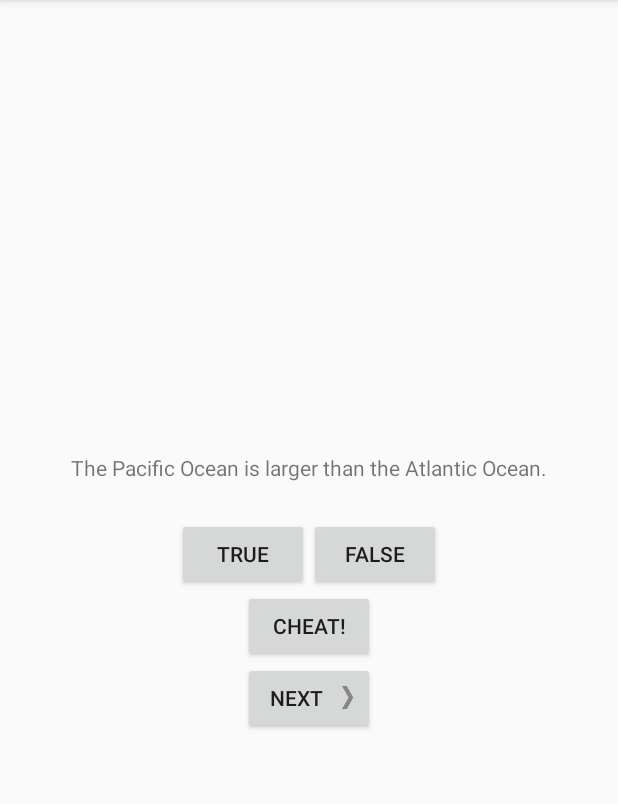
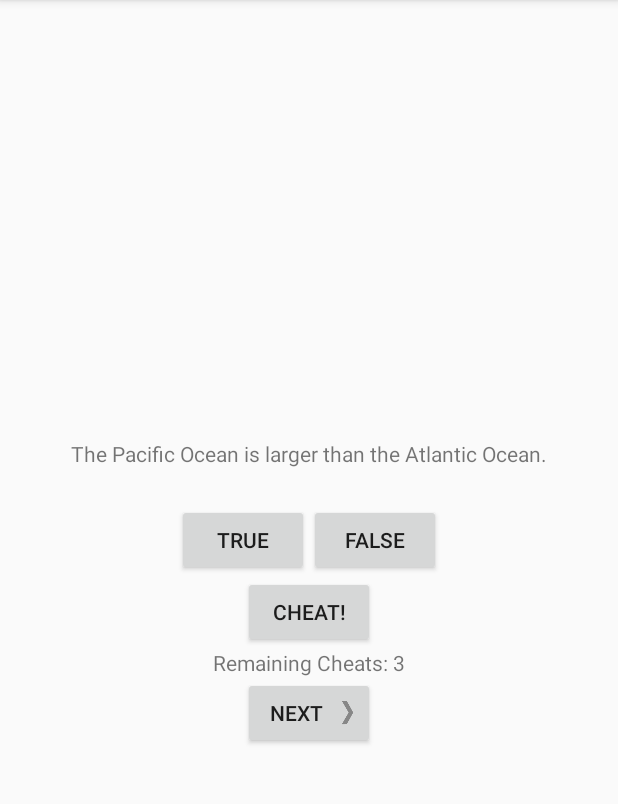
Before and after one commit to esingletary/GeoQuiz, an Android app: the screen it shows after launch (QuizActivity), after a tap on "NEXT", on a phone screen of 412 x 824 dp, the part 84-888 px from its top. Run offline under Robolectric (Android 15) with nearby library versions, the phone set to English and light mode, and no system bars.

Commit message:
Now you can only cheat 3 times before it disables the button. Also for fun, it keeps the variable consistent on rotate and it looks good in landscape. Spicy!

```diff
--- a/app/src/main/java/co/manny/bnr/geoquiz/CheatActivity.java
+++ b/app/src/main/java/co/manny/bnr/geoquiz/CheatActivity.java
@@ -17,7 +17,7 @@ public class CheatActivity extends AppCompatActivity {
     private static final String EXTRA_ANSWER_IS_TRUE="co.manny.bnr.geoquiz.answer_is_true";
     private static final String EXTRA_ANSWER_SHOWN = "co.manny.bnr.geoquiz.answer_shown";
 
-    private TextView mAnswerTextView, mAPIVersionTextView;
+    private TextView mAnswerTextView, mAPIVersionTextView, mRemainingCheats;
     private Button mShowAnswerButton;
 
     public static Intent newIntent(Context packageContext, boolean answerIsTrue) {
@@ -40,6 +40,7 @@ public class CheatActivity extends AppCompatActivity {
 
         mAnswerTextView = (TextView) findViewById(R.id.answer_text_view);
         mAPIVersionTextView = (TextView) findViewById(R.id.api_version_text_view);
+        mRemainingCheats = (TextView) findViewById(R.id.remaining_cheats_text_view);
 
         mAPIVersionTextView.setText("API Level "+Build.VERSION.SDK_INT);
 
--- a/app/src/main/java/co/manny/bnr/geoquiz/QuizActivity.java
+++ b/app/src/main/java/co/manny/bnr/geoquiz/QuizActivity.java
@@ -14,12 +14,15 @@ public class QuizActivity extends AppCompatActivity {
 
     private static final String TAG = "QuizActivity";
     private static final String KEY_INDEX = "index";
+    private static final String KEY_REMCHEATS = "remainingCheats";
+
     private static final int REQUEST_CODE_CHEAT = 0;
 
     private boolean mIsCheater;
+    private int mRemainingCheats = 3;
 
     private Button mTrueButton, mFalseButton, mNextButton, mCheatButton;
-    private TextView mQuestionTextView;
+    private TextView mQuestionTextView, mRemainingCheatsTextView;
 
     private Question[] mQuestionBank = new Question[] {
             new Question(R.string.question_australia, true),
@@ -40,15 +43,24 @@ public class QuizActivity extends AppCompatActivity {
 
         if (savedInstanceState != null) {
             mCurrentIndex = savedInstanceState.getInt(KEY_INDEX, 0);
+            mRemainingCheats = savedInstanceState.getInt(KEY_REMCHEATS, 3);
         }
 
         mQuestionTextView = (TextView) findViewById(R.id.question_text_view);
+
+        mRemainingCheatsTextView = (TextView) findViewById(R.id.remaining_cheats_text_view);
 
         mNextButton = (Button) findViewById(R.id.next_button);
         mNextButton.setOnClickListener(new View.OnClickListener() {
             @Override
             public void onClick (View v) {
                 mCurrentIndex = (mCurrentIndex + 1) % mQuestionBank.length;
+                if (mIsCheater && mRemainingCheats > 0) {
+                    mRemainingCheats--;
+                }
+                if (mRemainingCheats == 0) {
+                    mCheatButton.setEnabled(false);
+                }
                 mIsCheater = false;
                 updateQuestion();
             }
@@ -97,6 +109,7 @@ public class QuizActivity extends AppCompatActivity {
         super.onSaveInstanceState(savedInstanceState);
         Log.i(TAG, "onSaveInstanceState");
         savedInstanceState.putInt(KEY_INDEX, mCurrentIndex);
+        savedInstanceState.putInt(KEY_REMCHEATS, mRemainingCheats);
     }
 
     @Override
@@ -131,6 +144,7 @@ public class QuizActivity extends AppCompatActivity {
 
     private void updateQuestion() {
         mQuestionTextView.setText(mQuestionBank[mCurrentIndex].getTextResId());
+        mRemainingCheatsTextView.setText("Remaining Cheats: "+mRemainingCheats);
     }
 
     private void checkAnswer(boolean userPressedTrue) {
--- a/app/src/main/res/layout-land/activity_quiz.xml
+++ b/app/src/main/res/layout-land/activity_quiz.xml
@@ -29,12 +29,25 @@
 
     </LinearLayout>
 
+    <LinearLayout
+        android:layout_width="wrap_content"
+        android:layout_height="wrap_content"
+        android:layout_gravity="bottom|center_horizontal"
+        android:orientation="vertical" >
     <Button
         android:id="@+id/cheat_button"
         android:layout_width="wrap_content"
         android:layout_height="wrap_content"
         android:layout_gravity="bottom|center_horizontal"
         android:text="@string/cheat_button"/>
+
+    <TextView
+        android:id="@+id/remaining_cheats_text_view"
+        android:layout_width="wrap_content"
+        android:layout_height="wrap_content"
+        android:layout_gravity="bottom|center_horizontal"
+        android:layout_margin="5dp"/>
+    </LinearLayout>
 
     <Button
         android:id="@+id/next_button"
--- a/app/src/main/res/layout/activity_cheat.xml
+++ b/app/src/main/res/layout/activity_cheat.xml
@@ -30,5 +30,6 @@
         android:id="@+id/api_version_text_view"
         android:layout_width="wrap_content"
         android:layout_height="wrap_content"
-        android:textSize="15sp"/>
+        android:textSize="15sp"
+        tools:text="API Level 26"/>
 </LinearLayout>
--- a/app/src/main/res/layout/activity_quiz.xml
+++ b/app/src/main/res/layout/activity_quiz.xml
@@ -35,6 +35,11 @@
             android:layout_height="wrap_content"
             android:text="@string/cheat_button"/>
 
+        <TextView
+            android:id="@+id/remaining_cheats_text_view"
+            android:layout_width="wrap_content"
+            android:layout_height="wrap_content"/>
+
         <Button
             android:id="@+id/next_button"
             android:layout_width="wrap_content"
```
